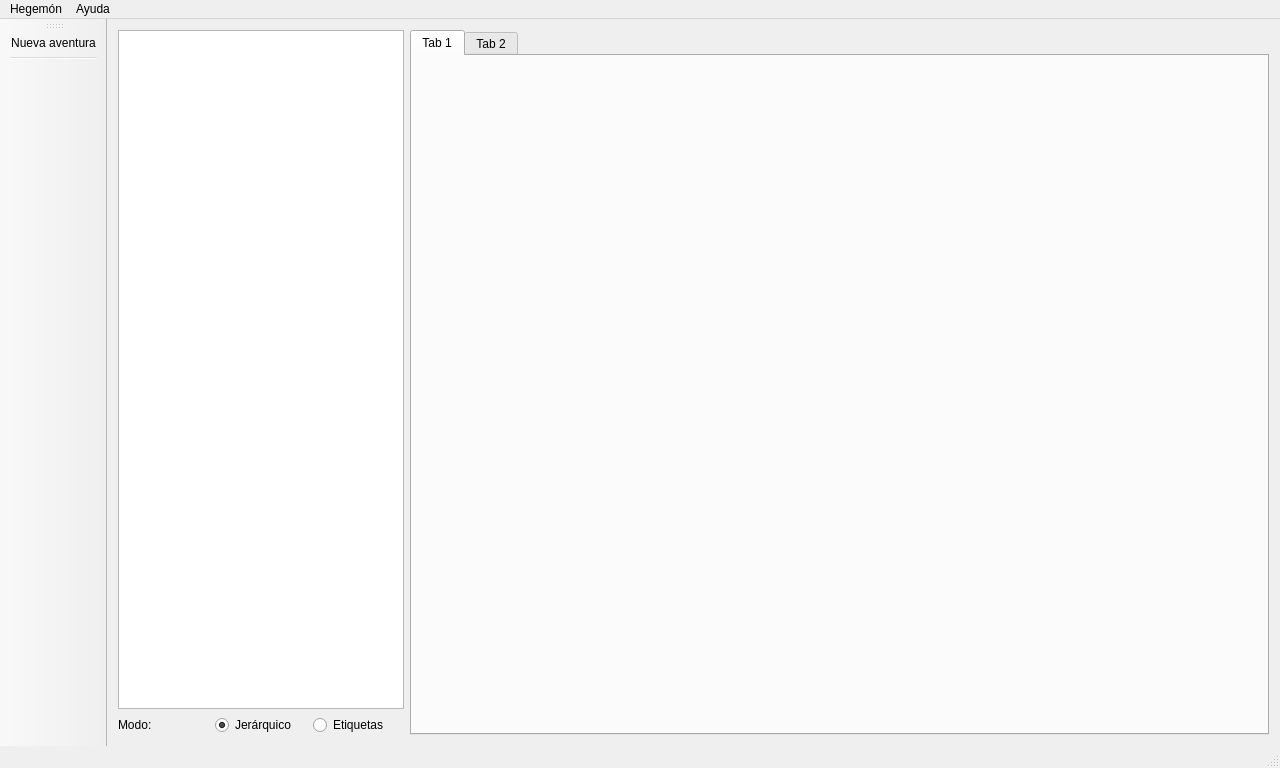
This is src/ui/mainwindow.ui in Hegemind/afdesktop as Qt 5 draws it before an edit. The edited form follows.
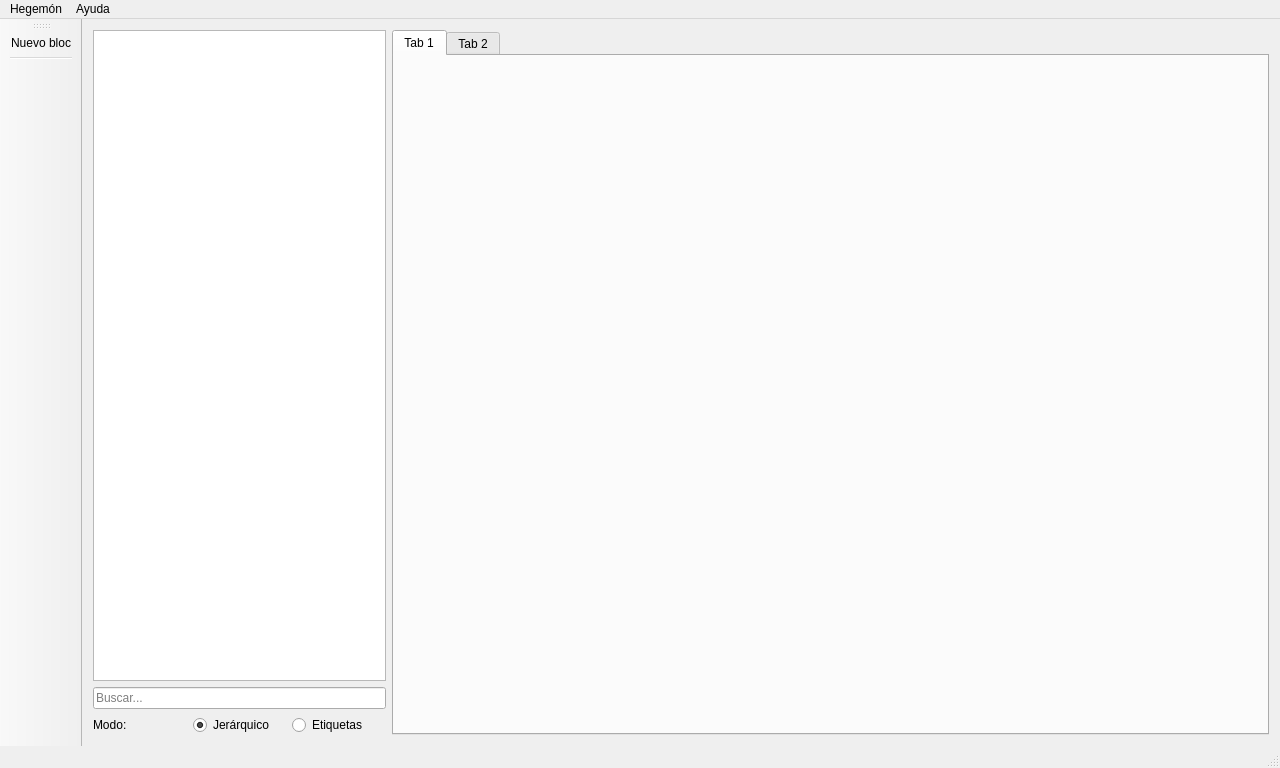
This is the edited form. Icons and pictures are not drawn.

What changed in the file:
```diff
--- a/src/ui/mainwindow.ui
+++ b/src/ui/mainwindow.ui
@@ -52,6 +52,13 @@
         </attribute>
        </widget>
       </item>
+      <item>
+       <widget class="QLineEdit" name="lineEdit">
+        <property name="placeholderText">
+         <string>Buscar...</string>
+        </property>
+       </widget>
+      </item>
       <item>
        <layout class="QHBoxLayout" name="horizontalLayout_3">
         <item>
@@ -122,7 +129,7 @@
     <property name="title">
      <string>Hegemón</string>
     </property>
-    <addaction name="actionNueva_aventura"/>
+    <addaction name="actionNuevoBloc"/>
     <addaction name="separator"/>
     <addaction name="actionSalir"/>
    </widget>
@@ -146,7 +153,7 @@
    <attribute name="toolBarBreak">
     <bool>false</bool>
    </attribute>
-   <addaction name="actionNueva_aventura"/>
+   <addaction name="actionNuevoBloc"/>
    <addaction name="separator"/>
   </widget>
   <action name="actionSalir">
@@ -176,16 +183,16 @@
     <string>Información sobre Hegemón</string>
    </property>
   </action>
-  <action name="actionNueva_aventura">
+  <action name="actionNuevoBloc">
    <property name="icon">
     <iconset resource="resources.qrc">
      <normaloff>:/icon/new</normaloff>:/icon/new</iconset>
    </property>
    <property name="text">
-    <string>Nueva aventura</string>
+    <string>Nuevo bloc</string>
    </property>
    <property name="toolTip">
-    <string>Crea una nueva aventura</string>
+    <string>Crea un nuevo bloc para notas</string>
    </property>
    <property name="shortcut">
     <string>Ctrl+N</string>
```
